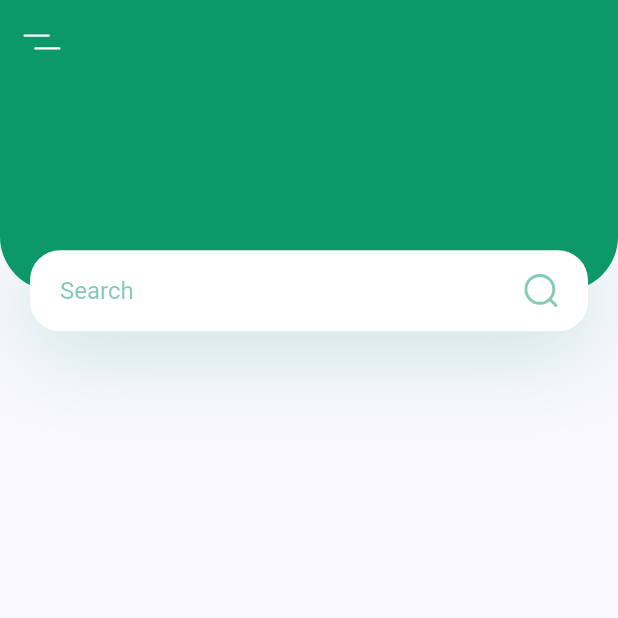
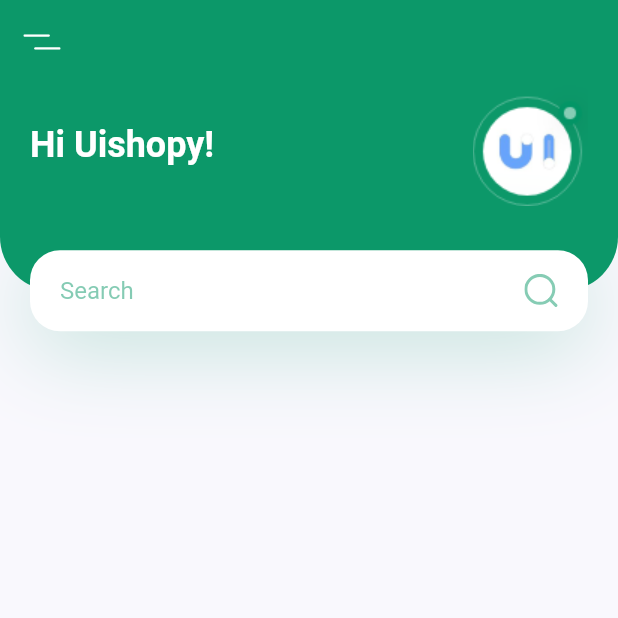
Before and after one commit to shimizu-saffle/plant-app-sample, a Flutter app: the screen it shows after launch, on a phone screen of 412 x 824 dp, the top half of it. Run offline on Flutter 3.47's test engine with Material 2 defaults, Android fonts, the light colour scheme and no system bars; our stand-ins replace flutter_svg.

Commit message:
HeaderWithSearchBox

```diff
--- a/lib/screens/home/components/body.dart
+++ b/lib/screens/home/components/body.dart
@@ -10,11 +10,32 @@
     final size = MediaQuery.of(context).size;
     return Column(
       children: [
-        SizedBox(
+        HeaderWithSearchBox(size: size),
+      ],
+    );
+  }
+}
+
+class HeaderWithSearchBox extends StatelessWidget {
+  const HeaderWithSearchBox({
+    Key? key,
+    required this.size,
+  }) : super(key: key);
+
+  final Size size;
+
+  @override
+  Widget build(BuildContext context) {
+    return SizedBox(
       height: size.height * 0.2,
       child: Stack(
         children: [
           Container(
+            padding: const EdgeInsets.only(
+              left: kDefaultPadding,
+              right: kDefaultPadding,
+              bottom: 36 + kDefaultPadding,
+            ),
             height: size.height * 0.2 - 27,
             decoration: const BoxDecoration(
               color: kPrimaryColor,
@@ -23,6 +44,19 @@
                 bottomRight: Radius.circular(36),
               ),
             ),
+            child: Row(
+              children: [
+                Text(
+                  'Hi Uishopy!',
+                  style: Theme.of(context).textTheme.headline5!.copyWith(
+                        color: Colors.white,
+                        fontWeight: FontWeight.bold,
+                      ),
+                ),
+                const Spacer(),
+                Image.asset('assets/images/logo.png')
+              ],
+            ),
           ),
           Positioned(
             bottom: 0,
@@ -30,10 +64,8 @@
             left: 0,
             child: Container(
               alignment: Alignment.center,
-                  margin:
-                      const EdgeInsets.symmetric(horizontal: kDefaultPadding),
-                  padding:
-                      const EdgeInsets.symmetric(horizontal: kDefaultPadding),
+              margin: const EdgeInsets.symmetric(horizontal: kDefaultPadding),
+              padding: const EdgeInsets.symmetric(horizontal: kDefaultPadding),
               height: 54,
               decoration: BoxDecoration(
                 color: Colors.white,
@@ -68,8 +100,6 @@
           )
         ],
       ),
-        ),
-      ],
     );
   }
 }
```
Lines whose indentation alone changed are shown as unchanged.
